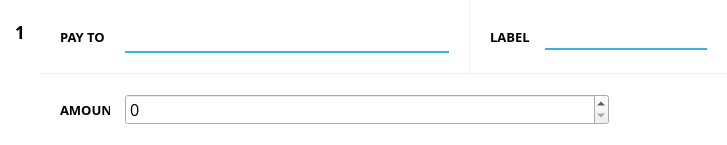
This is src/qt/forms/sendcoinsentry.ui in aurovine/AudioCoin as Qt 5 draws it before an edit. The edited form follows.
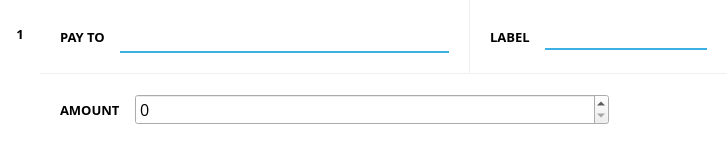
This is the edited form. Icons and pictures are not drawn. Custom widgets are drawn as their Qt base class.

Commit message: fixes alignment issues on windows

```diff
--- a/src/qt/forms/sendcoinsentry.ui
+++ b/src/qt/forms/sendcoinsentry.ui
@@ -78,13 +78,13 @@
         <property name="minimumSize">
          <size>
           <width>0</width>
-          <height>0</height>
+          <height>28</height>
          </size>
         </property>
         <property name="font">
          <font>
           <family>Montserrat</family>
-          <pointsize>13</pointsize>
+          <pointsize>10</pointsize>
           <weight>75</weight>
           <bold>true</bold>
          </font>
@@ -93,7 +93,7 @@
          <string>1</string>
         </property>
         <property name="alignment">
-         <set>Qt::AlignHCenter|Qt::AlignTop</set>
+         <set>Qt::AlignCenter</set>
         </property>
         <property name="margin">
          <number>5</number>
@@ -163,20 +163,20 @@
            <item>
             <widget class="QLabel" name="payToLabel">
              <property name="sizePolicy">
-              <sizepolicy hsizetype="Fixed" vsizetype="Preferred">
+              <sizepolicy hsizetype="Preferred" vsizetype="Preferred">
                <horstretch>0</horstretch>
                <verstretch>0</verstretch>
               </sizepolicy>
              </property>
              <property name="minimumSize">
               <size>
-               <width>50</width>
+               <width>0</width>
                <height>0</height>
               </size>
              </property>
              <property name="maximumSize">
               <size>
-               <width>50</width>
+               <width>16777215</width>
                <height>16777215</height>
               </size>
              </property>
@@ -303,20 +303,20 @@
         <item>
          <widget class="QLabel" name="amountLabel">
           <property name="sizePolicy">
-           <sizepolicy hsizetype="Fixed" vsizetype="Preferred">
+           <sizepolicy hsizetype="Preferred" vsizetype="Preferred">
             <horstretch>0</horstretch>
             <verstretch>0</verstretch>
            </sizepolicy>
           </property>
           <property name="minimumSize">
            <size>
-            <width>50</width>
+            <width>0</width>
             <height>0</height>
            </size>
           </property>
           <property name="maximumSize">
            <size>
-            <width>50</width>
+            <width>16777215</width>
             <height>16777215</height>
            </size>
           </property>
```
The commit also changes 1 other file.
